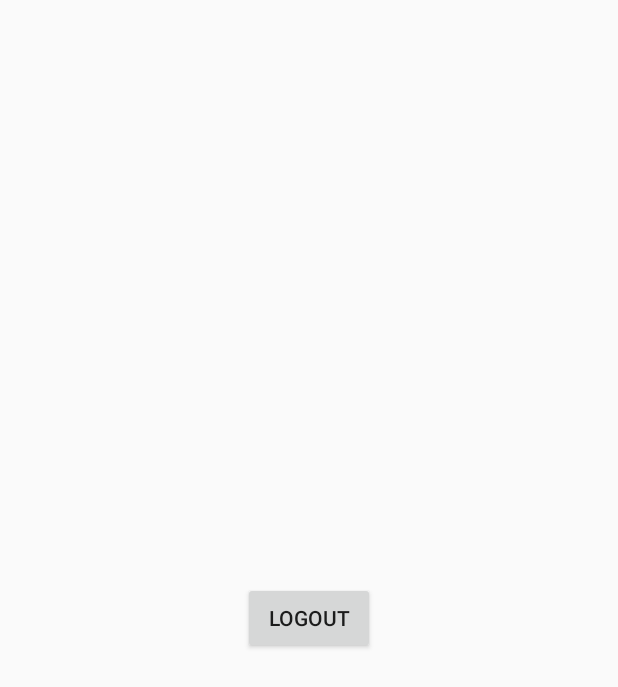
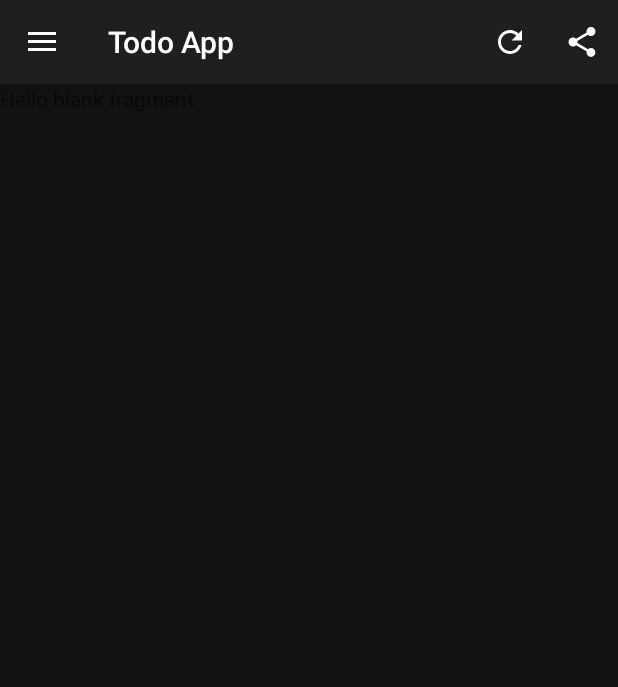
Before and after one commit to Adityaraj1711/ToDoNodeAndroid, an Android app: the MainActivity screen opened directly, with no data from a screen before it, on a phone screen of 412 x 824 dp. Shown: the top 687 px of the screen. Run offline under Robolectric (Android 15) with nearby library versions, the phone set to English and light mode, and no system bars.

Commit message:
created side menu using navigation view in the app

```diff
--- a/todo-android/app/build.gradle
+++ b/todo-android/app/build.gradle
@@ -31,6 +31,7 @@ dependencies {
     implementation 'androidx.core:core-ktx:1.3.1'
     implementation 'androidx.appcompat:appcompat:1.2.0'
     implementation 'androidx.constraintlayout:constraintlayout:2.0.1'
+    implementation 'androidx.legacy:legacy-support-v4:1.0.0'
     testImplementation 'junit:junit:4.12'
     androidTestImplementation 'androidx.test.ext:junit:1.1.2'
     androidTestImplementation 'androidx.test.espresso:espresso-core:3.3.0'
--- /dev/null
+++ b/todo-android/app/src/main/java/com/pictionary/todoapp/HomeFragment.kt
@@ -0,0 +1,59 @@
+package com.pictionary.todoapp
+
+import android.os.Bundle
+import androidx.fragment.app.Fragment
+import android.view.LayoutInflater
+import android.view.View
+import android.view.ViewGroup
+
+// TODO: Rename parameter arguments, choose names that match
+// the fragment initialization parameters, e.g. ARG_ITEM_NUMBER
+private const val ARG_PARAM1 = "param1"
+private const val ARG_PARAM2 = "param2"
+
+/**
+ * A simple [Fragment] subclass.
+ * Use the [HomeFragment.newInstance] factory method to
+ * create an instance of this fragment.
+ */
+class HomeFragment : Fragment() {
+    // TODO: Rename and change types of parameters
+    private var param1: String? = null
+    private var param2: String? = null
+
+    override fun onCreate(savedInstanceState: Bundle?) {
+        super.onCreate(savedInstanceState)
+        arguments?.let {
+            param1 = it.getString(ARG_PARAM1)
+            param2 = it.getString(ARG_PARAM2)
+        }
+    }
+
+    override fun onCreateView(
+        inflater: LayoutInflater, container: ViewGroup?,
+        savedInstanceState: Bundle?
+    ): View? {
+        // Inflate the layout for this fragment
+        return inflater.inflate(R.layout.fragment_home, container, false)
+    }
+
+    companion object {
+        /**
+         * Use this factory method to create a new instance of
+         * this fragment using the provided parameters.
+         *
+         * @param param1 Parameter 1.
+         * @param param2 Parameter 2.
+         * @return A new instance of fragment HomeFragment.
+         */
+        // TODO: Rename and change types and number of parameters
+        @JvmStatic
+        fun newInstance(param1: String, param2: String) =
+            HomeFragment().apply {
+                arguments = Bundle().apply {
+                    putString(ARG_PARAM1, param1)
+                    putString(ARG_PARAM2, param2)
+                }
+            }
+    }
+}
--- a/todo-android/app/src/main/java/com/pictionary/todoapp/MainActivity.kt
+++ b/todo-android/app/src/main/java/com/pictionary/todoapp/MainActivity.kt
@@ -1,27 +1,101 @@
 package com.pictionary.todoapp
 
 import android.content.Intent
+import android.content.res.Configuration
 import androidx.appcompat.app.AppCompatActivity
 import android.os.Bundle
+import android.os.PersistableBundle
+import android.view.Menu
+import android.view.MenuItem
 import android.view.View
 import android.widget.Button
+import androidx.appcompat.app.ActionBarDrawerToggle
+import androidx.appcompat.widget.Toolbar
+import androidx.drawerlayout.widget.DrawerLayout
+import androidx.fragment.app.FragmentTransaction
+import com.google.android.material.navigation.NavigationView
 import com.pictionary.todoapp.UtilsService.SharedPreferenceClass
 
+@Suppress("DEPRECATION")
 class MainActivity : AppCompatActivity() {
     lateinit var logout: Button
     lateinit var sharedPreferenceClass: SharedPreferenceClass
-
+    lateinit var toolbar: Toolbar
+    lateinit var drawerLayout: DrawerLayout
+    lateinit var drawerToggle: ActionBarDrawerToggle
+    lateinit var navigationView: NavigationView
     override fun onCreate(savedInstanceState: Bundle?) {
         super.onCreate(savedInstanceState)
         setContentView(R.layout.activity_main)
-        logout = findViewById(R.id.logout)
+        setViews()
         sharedPreferenceClass = SharedPreferenceClass(this)
-        logout.setOnClickListener(object : View.OnClickListener{
-            override fun onClick(p0: View?) {
+    }
+
+    private fun setViews() {
+        drawerLayout = findViewById<DrawerLayout>(R.id.drawer_layout)
+        navigationView = findViewById<NavigationView>(R.id.navigationView)
+        toolbar = findViewById<Toolbar>(R.id.toolbar)
+        setSupportActionBar(toolbar)
+        navigationView.setNavigationItemSelectedListener(object : NavigationView.OnNavigationItemSelectedListener{
+            override fun onNavigationItemSelected(item: MenuItem): Boolean {
+                setDrawerClick(item.itemId)
+                item.setChecked(true)
+                drawerLayout.closeDrawers()
+                return true
+            }
+        })
+
+        initDrawer()
+    }
+
+    private fun initDrawer() {
+        val manager = supportFragmentManager
+        val ft: FragmentTransaction = manager.beginTransaction()
+        ft.replace(R.id.content, HomeFragment())
+        ft.commit()
+        drawerToggle = object : ActionBarDrawerToggle(this, drawerLayout, toolbar, R.string.drawer_open, R.string.drawer_close){
+            override fun onDrawerClosed(drawerView: View) {
+                super.onDrawerClosed(drawerView)
+            }
+
+            override fun onDrawerOpened(drawerView: View) {
+                super.onDrawerOpened(drawerView)
+            }
+        }
+
+        drawerToggle.drawerArrowDrawable.color = resources.getColor(R.color.white)
+        drawerLayout.addDrawerListener(drawerToggle)
+    }
+
+    override fun onCreateOptionsMenu(menu: Menu?): Boolean {
+        menuInflater.inflate(R.menu.main_menu, menu)
+        return true
+    }
+
+    override fun onPostCreate(savedInstanceState: Bundle?) {
+        super.onPostCreate(savedInstanceState)
+        drawerToggle.syncState()
+    }
+
+    override fun onConfigurationChanged(newConfig: Configuration) {
+        super.onConfigurationChanged(newConfig)
+        drawerToggle.onConfigurationChanged(newConfig)
+    }
+
+    private fun setDrawerClick(itemId: Int) {
+        when(itemId){
+            R.id.action_finished_task -> {
+                supportFragmentManager.beginTransaction().replace(R.id.content, FinishedTask()).commit()
+            }
+            R.id.action_home -> {
+                supportFragmentManager.beginTransaction().replace(R.id.content, HomeFragment()).commit()
+            }
+            R.id.action_logout -> {
                 sharedPreferenceClass.clearData()
                 startActivity(Intent(this@MainActivity, LoginActivity::class.java))
                 finish()
             }
-        })
+        }
     }
+
 }
--- /dev/null
+++ b/todo-android/app/src/main/res/drawable/ic_refresh.xml
@@ -0,0 +1,5 @@
+<vector android:height="24dp" android:tint="#FFFFFF"
+    android:viewportHeight="24" android:viewportWidth="24"
+    android:width="24dp" xmlns:android="http://schemas.android.com/apk/res/android">
+    <path android:fillColor="@android:color/white" android:pathData="M17.65,6.35C16.2,4.9 14.21,4 12,4c-4.42,0 -7.99,3.58 -7.99,8s3.57,8 7.99,8c3.73,0 6.84,-2.55 7.73,-6h-2.08c-0.82,2.33 -3.04,4 -5.65,4 -3.31,0 -6,-2.69 -6,-6s2.69,-6 6,-6c1.66,0 3.14,0.69 4.22,1.78L13,11h7V4l-2.35,2.35z"/>
+</vector>
--- /dev/null
+++ b/todo-android/app/src/main/res/drawable/ic_share.xml
@@ -0,0 +1,5 @@
+<vector android:height="24dp" android:tint="#FFFFFF"
+    android:viewportHeight="24" android:viewportWidth="24"
+    android:width="24dp" xmlns:android="http://schemas.android.com/apk/res/android">
+    <path android:fillColor="@android:color/white" android:pathData="M18,16.08c-0.76,0 -1.44,0.3 -1.96,0.77L8.91,12.7c0.05,-0.23 0.09,-0.46 0.09,-0.7s-0.04,-0.47 -0.09,-0.7l7.05,-4.11c0.54,0.5 1.25,0.81 2.04,0.81 1.66,0 3,-1.34 3,-3s-1.34,-3 -3,-3 -3,1.34 -3,3c0,0.24 0.04,0.47 0.09,0.7L8.04,9.81C7.5,9.31 6.79,9 6,9c-1.66,0 -3,1.34 -3,3s1.34,3 3,3c0.79,0 1.5,-0.31 2.04,-0.81l7.12,4.16c-0.05,0.21 -0.08,0.43 -0.08,0.65 0,1.61 1.31,2.92 2.92,2.92 1.61,0 2.92,-1.31 2.92,-2.92s-1.31,-2.92 -2.92,-2.92z"/>
+</vector>
--- a/todo-android/app/src/main/res/layout/activity_main.xml
+++ b/todo-android/app/src/main/res/layout/activity_main.xml
@@ -1,19 +1,37 @@
 <?xml version="1.0" encoding="utf-8"?>
-<androidx.constraintlayout.widget.ConstraintLayout xmlns:android="http://schemas.android.com/apk/res/android"
+<androidx.drawerlayout.widget.DrawerLayout
+    xmlns:android="http://schemas.android.com/apk/res/android"
     xmlns:app="http://schemas.android.com/apk/res-auto"
     xmlns:tools="http://schemas.android.com/tools"
     android:layout_width="match_parent"
     android:layout_height="match_parent"
-    tools:context="com.pictionary.todoapp.MainActivity">
+    android:fitsSystemWindows="true"
+    android:id="@+id/drawer_layout"
+    android:background="@color/colorPrimaryDark"
+    tools:context=".MainActivity">
+    <LinearLayout
+        android:layout_width="match_parent"
+        android:layout_height="match_parent"
+        android:orientation="vertical">
+        <include layout="@layout/app_bar_layout" />
 
-    <Button
+        <FrameLayout
+            android:layout_width="match_parent"
+            android:layout_height="match_parent"
+            android:id="@+id/content"
+            >
+
+        </FrameLayout>
+    </LinearLayout>
+
+    <com.google.android.material.navigation.NavigationView
         android:layout_width="wrap_content"
-        android:layout_height="wrap_content"
-        android:text="Logout"
-        android:id="@+id/logout"
-        app:layout_constraintBottom_toBottomOf="parent"
-        app:layout_constraintLeft_toLeftOf="parent"
-        app:layout_constraintRight_toRightOf="parent"
-        app:layout_constraintTop_toTopOf="parent" />
+        android:layout_height="match_parent"
+        app:itemTextColor="@color/shadeBlack"
+        app:headerLayout="@layout/navigation_header"
+        app:menu="@menu/menu"
+        android:layout_gravity="start"
+        android:id="@+id/navigationView"
+        />
 
-</androidx.constraintlayout.widget.ConstraintLayout>
+</androidx.drawerlayout.widget.DrawerLayout>
--- /dev/null
+++ b/todo-android/app/src/main/res/layout/app_bar_layout.xml
@@ -0,0 +1,14 @@
+<?xml version="1.0" encoding="utf-8"?>
+<androidx.appcompat.widget.Toolbar xmlns:android="http://schemas.android.com/apk/res/android"
+    android:layout_width="match_parent"
+    android:layout_height="?attr/actionBarSize"
+    xmlns:app="http://schemas.android.com/apk/res-auto"
+    android:theme="@style/ThemeOverlay.MaterialComponents.Dark"
+    app:layout_collapseMode="pin"
+    app:layout_scrollFlags="scroll|enterAlways"
+    android:elevation="10dp"
+    android:background="#1F1F1F"
+    app:menu="@menu/main_menu"
+    android:id="@+id/toolbar">
+
+</androidx.appcompat.widget.Toolbar>
--- /dev/null
+++ b/todo-android/app/src/main/res/layout/fragment_home.xml
@@ -0,0 +1,14 @@
+<?xml version="1.0" encoding="utf-8"?>
+<FrameLayout xmlns:android="http://schemas.android.com/apk/res/android"
+    xmlns:tools="http://schemas.android.com/tools"
+    android:layout_width="match_parent"
+    android:layout_height="match_parent"
+    tools:context=".HomeFragment">
+
+    <!-- TODO: Update blank fragment layout -->
+    <TextView
+        android:layout_width="match_parent"
+        android:layout_height="match_parent"
+        android:text="@string/hello_blank_fragment" />
+
+</FrameLayout>
--- /dev/null
+++ b/todo-android/app/src/main/res/menu/main_menu.xml
@@ -0,0 +1,16 @@
+<?xml version="1.0" encoding="utf-8"?>
+<menu xmlns:android="http://schemas.android.com/apk/res/android"
+    xmlns:app="http://schemas.android.com/apk/res-auto">
+    <item
+        android:title="Refresh"
+        app:showAsAction="always"
+        android:id="@+id/refresh_menu"
+        android:icon="@drawable/ic_refresh"
+        />
+    <item
+        android:title="Share App"
+        android:id="@+id/action_share"
+        android:icon="@drawable/ic_share"
+        app:showAsAction="always"
+        />
+</menu>
--- /dev/null
+++ b/todo-android/app/src/main/res/menu/menu.xml
@@ -0,0 +1,20 @@
+<?xml version="1.0" encoding="utf-8"?>
+<menu xmlns:android="http://schemas.android.com/apk/res/android">
+    <group
+        android:id="@+id/group1"
+        android:checkableBehavior="single"
+        >
+        <item
+            android:title="Home"
+            android:id="@+id/action_home"
+            />
+        <item
+            android:title="Finished Task"
+            android:id="@+id/action_finished_task"
+            />
+        <item
+            android:title="Logout"
+            android:id="@+id/action_logout"
+            />
+    </group>
+</menu>
--- a/todo-android/app/src/main/res/values/colors.xml
+++ b/todo-android/app/src/main/res/values/colors.xml
@@ -1,6 +1,7 @@
 <?xml version="1.0" encoding="utf-8"?>
 <resources>
     <color name="colorPrimary">#6200EE</color>
+    <color name="white">#FFFFFF</color>
     <color name="colorPrimaryDark">#121212</color>
     <color name="colorAccent">#03DAC5</color>
     <color name="shadeBlack">#403333</color>
--- a/todo-android/app/src/main/res/values/strings.xml
+++ b/todo-android/app/src/main/res/values/strings.xml
@@ -1,3 +1,7 @@
 <resources>
     <string name="app_name">Todo App</string>
+    <!-- TODO: Remove or change this placeholder text -->
+    <string name="hello_blank_fragment">Hello blank fragment</string>
+    <string name="drawer_close">navigation drawer closed</string>
+    <string name="drawer_open">navigation drawer open</string>
 </resources>
```
Also changed, not shown: todo-android/app/src/main/java/com/pictionary/todoapp/FinishedTask.kt (added, +59 -0 lines), todo-android/app/src/main/res/drawable/img_shadow.xml (added, +7 -0 lines), todo-android/app/src/main/res/layout/fragment_finished_task.xml (added, +14 -0 lines), todo-android/app/src/main/res/layout/navigation_header.xml (added, +48 -0 lines), todo-android/app/src/main/res/drawable/header_background.jpg (added).
